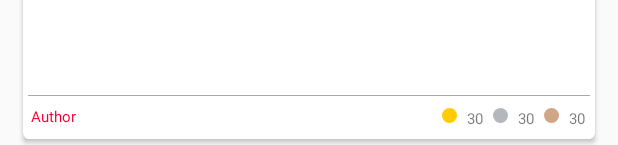
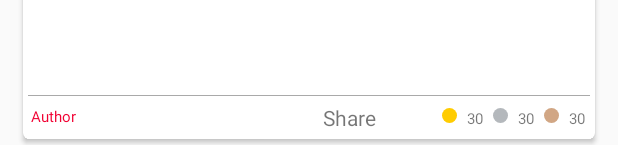
Before and after one commit to Prateeknitj/Mystackoverflow, an Android app: the layout item_answer.xml on its own in the app's theme, with its tools: preview values and no code run, on a phone screen of 412 x 824 dp. Shown: the part 1088-1233 px from the top of the screen. Run offline under Robolectric (Android 15) with nearby library versions, the phone set to English and light mode, and no system bars.

```diff
--- a/app/src/main/AndroidManifest.xml
+++ b/app/src/main/AndroidManifest.xml
@@ -22,6 +22,7 @@
                 <category android:name="android.intent.category.LAUNCHER" />
             </intent-filter>
         </activity>
+        <activity android:name=".ShareActivity"></activity>
     </application>
 
 </manifest>
--- a/app/src/main/java/com/example/prateek/mystackoverflow/QuestionDetailFragment.java
+++ b/app/src/main/java/com/example/prateek/mystackoverflow/QuestionDetailFragment.java
@@ -80,6 +80,7 @@ public class QuestionDetailFragment extends Fragment implements Callback<Items<A
         return view;
     }
 
+
     @Override
     public void onResponse(Call<Items<Answer>> call, Response<Items<Answer>> response) {
         adapter.setAnswerItems(response.body());
--- a/app/src/main/res/layout/item_answer.xml
+++ b/app/src/main/res/layout/item_answer.xml
@@ -65,6 +65,17 @@
 
                     <LinearLayout
                         android:layout_width="wrap_content"
+                        android:layout_height="wrap_content">
+
+                        <TextView
+                            android:layout_width="wrap_content"
+                            android:onClick="Share"
+                            android:text="Share"
+                            android:layout_height="wrap_content"
+                            android:id="@+id/ShareAns" />
+                    </LinearLayout>
+                    <LinearLayout
+                        android:layout_width="wrap_content"
                         android:layout_height="wrap_content"
                         android:layout_weight="20"
                         android:gravity="right"
```
Also changed, not shown: app/src/main/java/com/example/prateek/mystackoverflow/AnswerAdapter.java (+16 -2 lines), app/src/main/java/com/example/prateek/mystackoverflow/AnswerViewHolder.java (+6 -1 lines), app/src/main/java/com/example/prateek/mystackoverflow/ShareActivity.java (added, +28 -0 lines), app/src/main/res/layout/activity_share.xml (added, +9 -0 lines).
